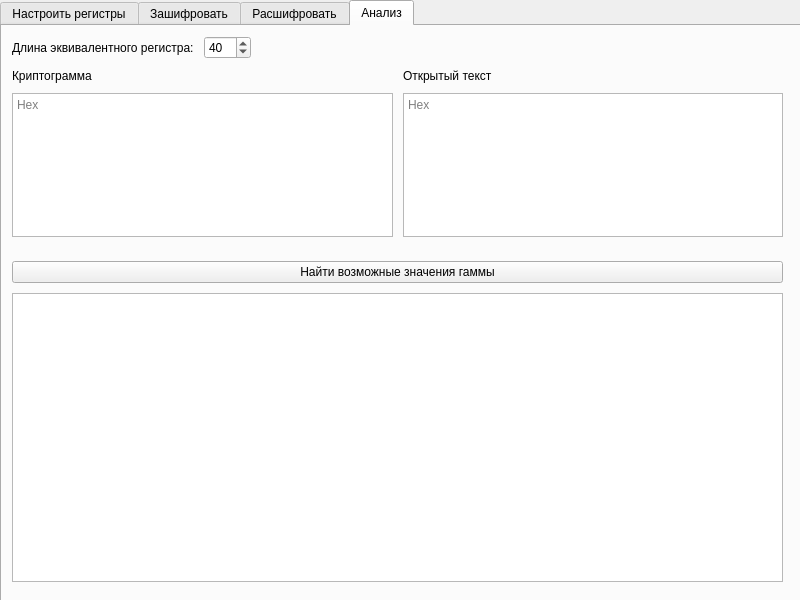
The window that mainwindow.ui (jmpleo/labCC) describes before a commit, drawn with Qt 5.
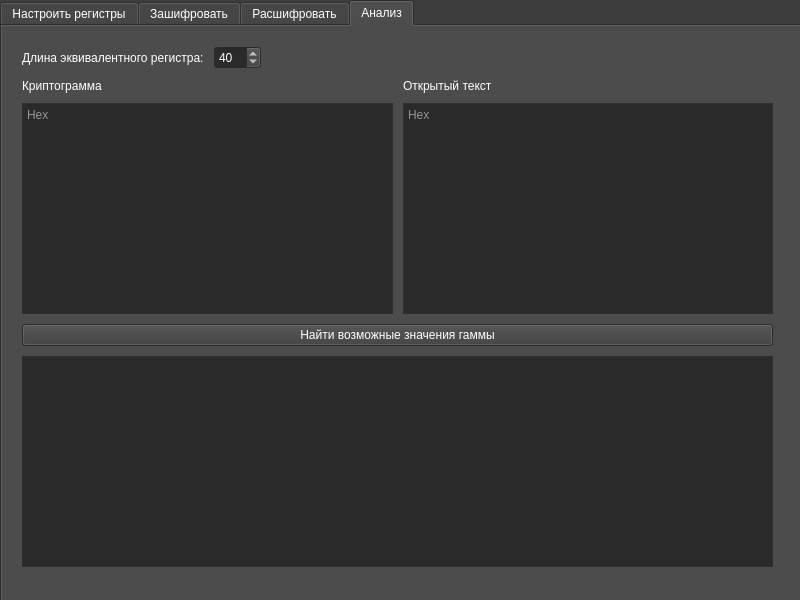
The same window after the commit. The open tabs and pages were chosen to show the change. Custom widgets are drawn as their Qt base class.

The edit to the form file:
```diff
--- a/mainwindow.ui
+++ b/mainwindow.ui
@@ -16,6 +16,475 @@
     <height>600</height>
    </size>
   </property>
+  <property name="palette">
+   <palette>
+    <active>
+     <colorrole role="WindowText">
+      <brush brushstyle="SolidPattern">
+       <color alpha="255">
+        <red>255</red>
+        <green>255</green>
+        <blue>255</blue>
+       </color>
+      </brush>
+     </colorrole>
+     <colorrole role="Button">
+      <brush brushstyle="SolidPattern">
+       <color alpha="255">
+        <red>61</red>
+        <green>61</green>
+        <blue>61</blue>
+       </color>
+      </brush>
+     </colorrole>
+     <colorrole role="Light">
+      <brush brushstyle="SolidPattern">
+       <color alpha="255">
+        <red>92</red>
+        <green>92</green>
+        <blue>92</blue>
+       </color>
+      </brush>
+     </colorrole>
+     <colorrole role="Midlight">
+      <brush brushstyle="SolidPattern">
+       <color alpha="255">
+        <red>76</red>
+        <green>76</green>
+        <blue>76</blue>
+       </color>
+      </brush>
+     </colorrole>
+     <colorrole role="Dark">
+      <brush brushstyle="SolidPattern">
+       <color alpha="255">
+        <red>31</red>
+        <green>31</green>
+        <blue>31</blue>
+       </color>
+      </brush>
+     </colorrole>
+     <colorrole role="Mid">
+      <brush brushstyle="SolidPattern">
+       <color alpha="255">
+        <red>41</red>
+        <green>41</green>
+        <blue>41</blue>
+       </color>
+      </brush>
+     </colorrole>
+     <colorrole role="Text">
+      <brush brushstyle="SolidPattern">
+       <color alpha="255">
+        <red>255</red>
+        <green>255</green>
+        <blue>255</blue>
+       </color>
+      </brush>
+     </colorrole>
+     <colorrole role="BrightText">
+      <brush brushstyle="SolidPattern">
+       <color alpha="255">
+        <red>255</red>
+        <green>255</green>
+        <blue>255</blue>
+       </color>
+      </brush>
+     </colorrole>
+     <colorrole role="ButtonText">
+      <brush brushstyle="SolidPattern">
+       <color alpha="255">
+        <red>255</red>
+        <green>255</green>
+        <blue>255</blue>
+       </color>
+      </brush>
+     </colorrole>
+     <colorrole role="Base">
+      <brush brushstyle="SolidPattern">
+       <color alpha="255">
+        <red>42</red>
+        <green>42</green>
+        <blue>42</blue>
+       </color>
+      </brush>
+     </colorrole>
+     <colorrole role="Window">
+      <brush brushstyle="SolidPattern">
+       <color alpha="255">
+        <red>61</red>
+        <green>61</green>
+        <blue>61</blue>
+       </color>
+      </brush>
+     </colorrole>
+     <colorrole role="Shadow">
+      <brush brushstyle="SolidPattern">
+       <color alpha="255">
+        <red>0</red>
+        <green>0</green>
+        <blue>0</blue>
+       </color>
+      </brush>
+     </colorrole>
+     <colorrole role="Highlight">
+      <brush brushstyle="SolidPattern">
+       <color alpha="255">
+        <red>26</red>
+        <green>95</green>
+        <blue>180</blue>
+       </color>
+      </brush>
+     </colorrole>
+     <colorrole role="AlternateBase">
+      <brush brushstyle="SolidPattern">
+       <color alpha="255">
+        <red>30</red>
+        <green>30</green>
+        <blue>30</blue>
+       </color>
+      </brush>
+     </colorrole>
+     <colorrole role="ToolTipBase">
+      <brush brushstyle="SolidPattern">
+       <color alpha="255">
+        <red>255</red>
+        <green>255</green>
+        <blue>220</blue>
+       </color>
+      </brush>
+     </colorrole>
+     <colorrole role="ToolTipText">
+      <brush brushstyle="SolidPattern">
+       <color alpha="255">
+        <red>0</red>
+        <green>0</green>
+        <blue>0</blue>
+       </color>
+      </brush>
+     </colorrole>
+     <colorrole role="PlaceholderText">
+      <brush brushstyle="SolidPattern">
+       <color alpha="128">
+        <red>255</red>
+        <green>255</green>
+        <blue>255</blue>
+       </color>
+      </brush>
+     </colorrole>
+    </active>
+    <inactive>
+     <colorrole role="WindowText">
+      <brush brushstyle="SolidPattern">
+       <color alpha="255">
+        <red>255</red>
+        <green>255</green>
+        <blue>255</blue>
+       </color>
+      </brush>
+     </colorrole>
+     <colorrole role="Button">
+      <brush brushstyle="SolidPattern">
+       <color alpha="255">
+        <red>61</red>
+        <green>61</green>
+        <blue>61</blue>
+       </color>
+      </brush>
+     </colorrole>
+     <colorrole role="Light">
+      <brush brushstyle="SolidPattern">
+       <color alpha="255">
+        <red>92</red>
+        <green>92</green>
+        <blue>92</blue>
+       </color>
+      </brush>
+     </colorrole>
+     <colorrole role="Midlight">
+      <brush brushstyle="SolidPattern">
+       <color alpha="255">
+        <red>76</red>
+        <green>76</green>
+        <blue>76</blue>
+       </color>
+      </brush>
+     </colorrole>
+     <colorrole role="Dark">
+      <brush brushstyle="SolidPattern">
+       <color alpha="255">
+        <red>31</red>
+        <green>31</green>
+        <blue>31</blue>
+       </color>
+      </brush>
+     </colorrole>
+     <colorrole role="Mid">
+      <brush brushstyle="SolidPattern">
+       <color alpha="255">
+        <red>41</red>
+        <green>41</green>
+        <blue>41</blue>
+       </color>
+      </brush>
+     </colorrole>
+     <colorrole role="Text">
+      <brush brushstyle="SolidPattern">
+       <color alpha="255">
+        <red>255</red>
+        <green>255</green>
+        <blue>255</blue>
+       </color>
+      </brush>
+     </colorrole>
+     <colorrole role="BrightText">
+      <brush brushstyle="SolidPattern">
+       <color alpha="255">
+        <red>255</red>
+        <green>255</green>
+        <blue>255</blue>
+       </color>
+      </brush>
+     </colorrole>
+     <colorrole role="ButtonText">
+      <brush brushstyle="SolidPattern">
+       <color alpha="255">
+        <red>255</red>
+        <green>255</green>
+        <blue>255</blue>
+       </color>
+      </brush>
+     </colorrole>
+     <colorrole role="Base">
+      <brush brushstyle="SolidPattern">
+       <color alpha="255">
+        <red>42</red>
+        <green>42</green>
+        <blue>42</blue>
+       </color>
+      </brush>
+     </colorrole>
+     <colorrole role="Window">
+      <brush brushstyle="SolidPattern">
+       <color alpha="255">
+        <red>61</red>
+        <green>61</green>
+        <blue>61</blue>
+       </color>
+      </brush>
+     </colorrole>
+     <colorrole role="Shadow">
+      <brush brushstyle="SolidPattern">
+       <color alpha="255">
+        <red>0</red>
+        <green>0</green>
+        <blue>0</blue>
+       </color>
+      </brush>
+     </colorrole>
+     <colorrole role="Highlight">
+      <brush brushstyle="SolidPattern">
+       <color alpha="255">
+        <red>26</red>
+        <green>95</green>
+        <blue>180</blue>
+       </color>
+      </brush>
+     </colorrole>
+     <colorrole role="AlternateBase">
+      <brush brushstyle="SolidPattern">
+       <color alpha="255">
+        <red>30</red>
+        <green>30</green>
+        <blue>30</blue>
+       </color>
+      </brush>
+     </colorrole>
+     <colorrole role="ToolTipBase">
+      <brush brushstyle="SolidPattern">
+       <color alpha="255">
+        <red>255</red>
+        <green>255</green>
+        <blue>220</blue>
+       </color>
+      </brush>
+     </colorrole>
+     <colorrole role="ToolTipText">
+      <brush brushstyle="SolidPattern">
+       <color alpha="255">
+        <red>0</red>
+        <green>0</green>
+        <blue>0</blue>
+       </color>
+      </brush>
+     </colorrole>
+     <colorrole role="PlaceholderText">
+      <brush brushstyle="SolidPattern">
+       <color alpha="128">
+        <red>255</red>
+        <green>255</green>
+        <blue>255</blue>
+       </color>
+      </brush>
+     </colorrole>
+    </inactive>
+    <disabled>
+     <colorrole role="WindowText">
+      <brush brushstyle="SolidPattern">
+       <color alpha="255">
+        <red>31</red>
+        <green>31</green>
+        <blue>31</blue>
+       </color>
+      </brush>
+     </colorrole>
+     <colorrole role="Button">
+      <brush brushstyle="SolidPattern">
+       <color alpha="255">
+        <red>61</red>
+        <green>61</green>
+        <blue>61</blue>
+       </color>
+      </brush>
+     </colorrole>
+     <colorrole role="Light">
+      <brush brushstyle="SolidPattern">
+       <color alpha="255">
+        <red>92</red>
+        <green>92</green>
+        <blue>92</blue>
+       </color>
+      </brush>
+     </colorrole>
+     <colorrole role="Midlight">
+      <brush brushstyle="SolidPattern">
+       <color alpha="255">
+        <red>76</red>
+        <green>76</green>
+        <blue>76</blue>
+       </color>
+      </brush>
+     </colorrole>
+     <colorrole role="Dark">
+      <brush brushstyle="SolidPattern">
+       <color alpha="255">
+        <red>31</red>
+        <green>31</green>
+        <blue>31</blue>
+       </color>
+      </brush>
+     </colorrole>
+     <colorrole role="Mid">
+      <brush brushstyle="SolidPattern">
+       <color alpha="255">
+        <red>41</red>
+        <green>41</green>
+        <blue>41</blue>
+       </color>
+      </brush>
+     </colorrole>
+     <colorrole role="Text">
+      <brush brushstyle="SolidPattern">
+       <color alpha="255">
+        <red>31</red>
+        <green>31</green>
+        <blue>31</blue>
+       </color>
+      </brush>
+     </colorrole>
+     <colorrole role="BrightText">
+      <brush brushstyle="SolidPattern">
+       <color alpha="255">
+        <red>255</red>
+        <green>255</green>
+        <blue>255</blue>
+       </color>
+      </brush>
+     </colorrole>
+     <colorrole role="ButtonText">
+      <brush brushstyle="SolidPattern">
+       <color alpha="255">
+        <red>31</red>
+        <green>31</green>
+        <blue>31</blue>
+       </color>
+      </brush>
+     </colorrole>
+     <colorrole role="Base">
+      <brush brushstyle="SolidPattern">
+       <color alpha="255">
+        <red>61</red>
+        <green>61</green>
+        <blue>61</blue>
+       </color>
+      </brush>
+     </colorrole>
+     <colorrole role="Window">
+      <brush brushstyle="SolidPattern">
+       <color alpha="255">
+        <red>61</red>
+        <green>61</green>
+        <blue>61</blue>
+       </color>
+      </brush>
+     </colorrole>
+     <colorrole role="Shadow">
+      <brush brushstyle="SolidPattern">
+       <color alpha="255">
+        <red>0</red>
+        <green>0</green>
+        <blue>0</blue>
+       </color>
+      </brush>
+     </colorrole>
+     <colorrole role="Highlight">
+      <brush brushstyle="SolidPattern">
+       <color alpha="255">
+        <red>145</red>
+        <green>145</green>
+        <blue>145</blue>
+       </color>
+      </brush>
+     </colorrole>
+     <colorrole role="AlternateBase">
+      <brush brushstyle="SolidPattern">
+       <color alpha="255">
+        <red>61</red>
+        <green>61</green>
+        <blue>61</blue>
+       </color>
+      </brush>
+     </colorrole>
+     <colorrole role="ToolTipBase">
+      <brush brushstyle="SolidPattern">
+       <color alpha="255">
+        <red>255</red>
+        <green>255</green>
+        <blue>220</blue>
+       </color>
+      </brush>
+     </colorrole>
+     <colorrole role="ToolTipText">
+      <brush brushstyle="SolidPattern">
+       <color alpha="255">
+        <red>0</red>
+        <green>0</green>
+        <blue>0</blue>
+       </color>
+      </brush>
+     </colorrole>
+     <colorrole role="PlaceholderText">
+      <brush brushstyle="SolidPattern">
+       <color alpha="128">
+        <red>255</red>
+        <green>255</green>
+        <blue>255</blue>
+       </color>
+      </brush>
+     </colorrole>
+    </disabled>
+   </palette>
+  </property>
   <property name="windowTitle">
    <string>Шифр Колонной Замены</string>
   </property>
@@ -51,7 +520,7 @@
      <string/>
     </property>
     <property name="currentIndex">
-     <number>3</number>
+     <number>0</number>
     </property>
     <widget class="QWidget" name="setting">
      <attribute name="title">
@@ -105,7 +574,7 @@
           </widget>
          </item>
          <item>
-          <widget class="HexLineEdit" name="r1PolyLineEdit">
+          <widget class="QLineEdit" name="r1PolyLineEdit">
            <property name="tabletTracking">
             <bool>false</bool>
            </property>
@@ -113,7 +582,7 @@
             <bool>true</bool>
            </property>
            <property name="placeholderText">
-            <string>Хар-ий многочлен ЛРП в 16 виде</string>
+            <string/>
            </property>
           </widget>
          </item>
@@ -126,6 +595,16 @@
          </item>
         </layout>
        </item>
+       <item>
+        <widget class="QTextBrowser" name="poly1TextBrowser">
+         <property name="sizePolicy">
+          <sizepolicy hsizetype="Expanding" vsizetype="Expanding">
+           <horstretch>0</horstretch>
+           <verstretch>0</verstretch>
+          </sizepolicy>
+         </property>
+        </widget>
+       </item>
        <item>
         <layout class="QHBoxLayout" name="horizontalLayout_12">
          <item>
@@ -142,7 +621,7 @@
           </widget>
          </item>
          <item>
-          <widget class="HexLineEdit" name="r2PolyLineEdit">
+          <widget class="QLineEdit" name="r2PolyLineEdit">
            <property name="tabletTracking">
             <bool>false</bool>
            </property>
@@ -164,11 +643,23 @@
         </layout>
        </item>
        <item>
-        <widget class="QTextBrowser" name="logTextBox">
-         <property name="placeholderText">
-          <string>Важно! Если длина регистра равна l, то запись многочлена, вообще говоря, будет длиной l+1 бит - старший бит соответствует коэфициенту при x^l. Значения многочленов генерируются как l коэфициентов не учитывая старший. Например, для многочлена x^4 + x^2 + 1 запись многочлена будет равна 0x15. При этом значения, генерируемые для такого регистра будут иметь запись 0x0, 0x1, 0x2, ... 0xF. В связи с этим, если вы укажете значение 0xFF1F для длины регистра равной 4, то такая запись будет подразумевать многочлен 0x1F и соответствующее значение 0xF.</string>
+        <widget class="QTextBrowser" name="poly2TextBrowser"/>
+       </item>
+       <item>
+        <spacer name="verticalSpacer">
+         <property name="orientation">
+          <enum>Qt::Vertical</enum>
          </property>
-        </widget>
+         <property name="sizeHint" stdset="0">
+          <size>
+           <width>20</width>
+           <height>40</height>
+          </size>
+         </property>
+        </spacer>
+       </item>
+       <item>
+        <widget class="QTextBrowser" name="textBrowser_3"/>
        </item>
       </layout>
      </widget>
@@ -210,7 +701,7 @@
         </widget>
        </item>
        <item>
-        <widget class="EnglishTextEdit" name="plainTextEdit">
+        <widget class="QTextEdit" name="plainTextEdit">
          <property name="locale">
           <locale language="English" country="UnitedStates"/>
          </property>
@@ -243,7 +734,7 @@
        <item>
         <layout class="QHBoxLayout" name="r1Layout">
          <item>
-          <widget class="HexLineEdit" name="r1SeedLineEdit">
+          <widget class="QLineEdit" name="r1SeedLineEdit">
            <property name="inputMask">
             <string/>
            </property>
@@ -267,7 +758,7 @@
        <item>
         <layout class="QHBoxLayout" name="r2Layout">
          <item>
-          <widget class="HexLineEdit" name="r2SeedLineEdit">
+          <widget class="QLineEdit" name="r2SeedLineEdit">
            <property name="inputMask">
             <string/>
            </property>
@@ -349,7 +840,7 @@
         </widget>
        </item>
        <item>
-        <widget class="EnglishTextEdit" name="cipherTextEdit">
+        <widget class="HexTextEdit" name="cipherTextEdit">
          <property name="html">
           <string>&lt;!DOCTYPE HTML PUBLIC &quot;-//W3C//DTD HTML 4.0//EN&quot; &quot;http://www.w3.org/TR/REC-html40/strict.dtd&quot;&gt;
 &lt;html&gt;&lt;head&gt;&lt;meta name=&quot;qrichtext&quot; content=&quot;1&quot; /&gt;&lt;style type=&quot;text/css&quot;&gt;
@@ -372,7 +863,7 @@
        <item>
         <layout class="QHBoxLayout" name="decR1Layout">
          <item>
-          <widget class="HexLineEdit" name="decR1SeedLineEdit">
+          <widget class="QLineEdit" name="decR1SeedLineEdit">
            <property name="inputMask">
             <string/>
            </property>
@@ -386,7 +877,7 @@
        <item>
         <layout class="QHBoxLayout" name="decR2Layout">
          <item>
-          <widget class="HexLineEdit" name="decR2SeedLineEdit">
+          <widget class="QLineEdit" name="decR2SeedLineEdit">
            <property name="inputMask">
             <string/>
            </property>
@@ -435,7 +926,7 @@
         <x>0</x>
         <y>0</y>
         <width>791</width>
-        <height>221</height>
+        <height>561</height>
        </rect>
       </property>
       <layout class="QVBoxLayout" name="verticalLayout">
@@ -443,16 +934,16 @@
         <number>10</number>
        </property>
        <property name="leftMargin">
-        <number>10</number>
+        <number>20</number>
        </property>
        <property name="topMargin">
-        <number>10</number>
+        <number>20</number>
        </property>
        <property name="rightMargin">
-        <number>10</number>
+        <number>20</number>
        </property>
        <property name="bottomMargin">
-        <number>10</number>
+        <number>20</number>
        </property>
        <item>
         <layout class="QHBoxLayout" name="horizontalLayout_4">
@@ -541,33 +1032,6 @@
          </item>
         </layout>
        </item>
-      </layout>
-     </widget>
-     <widget class="QWidget" name="verticalLayoutWidget_5">
-      <property name="geometry">
-       <rect>
-        <x>0</x>
-        <y>225</y>
-        <width>791</width>
-        <height>341</height>
-       </rect>
-      </property>
-      <layout class="QVBoxLayout" name="verticalLayout_2">
-       <property name="spacing">
-        <number>10</number>
-       </property>
-       <property name="leftMargin">
-        <number>10</number>
-       </property>
-       <property name="topMargin">
-        <number>10</number>
-       </property>
-       <property name="rightMargin">
-        <number>10</number>
-       </property>
-       <property name="bottomMargin">
-        <number>10</number>
-       </property>
        <item>
         <widget class="QPushButton" name="possibleGammaButton">
          <property name="text">
@@ -593,16 +1057,6 @@
   </widget>
  </widget>
  <customwidgets>
-  <customwidget>
-   <class>EnglishTextEdit</class>
-   <extends>QTextEdit</extends>
-   <header>englishtextedit.h</header>
-  </customwidget>
-  <customwidget>
-   <class>HexLineEdit</class>
-   <extends>QLineEdit</extends>
-   <header>hexlineedit.h</header>
-  </customwidget>
   <customwidget>
    <class>HexTextEdit</class>
    <extends>QTextEdit</extends>
```
